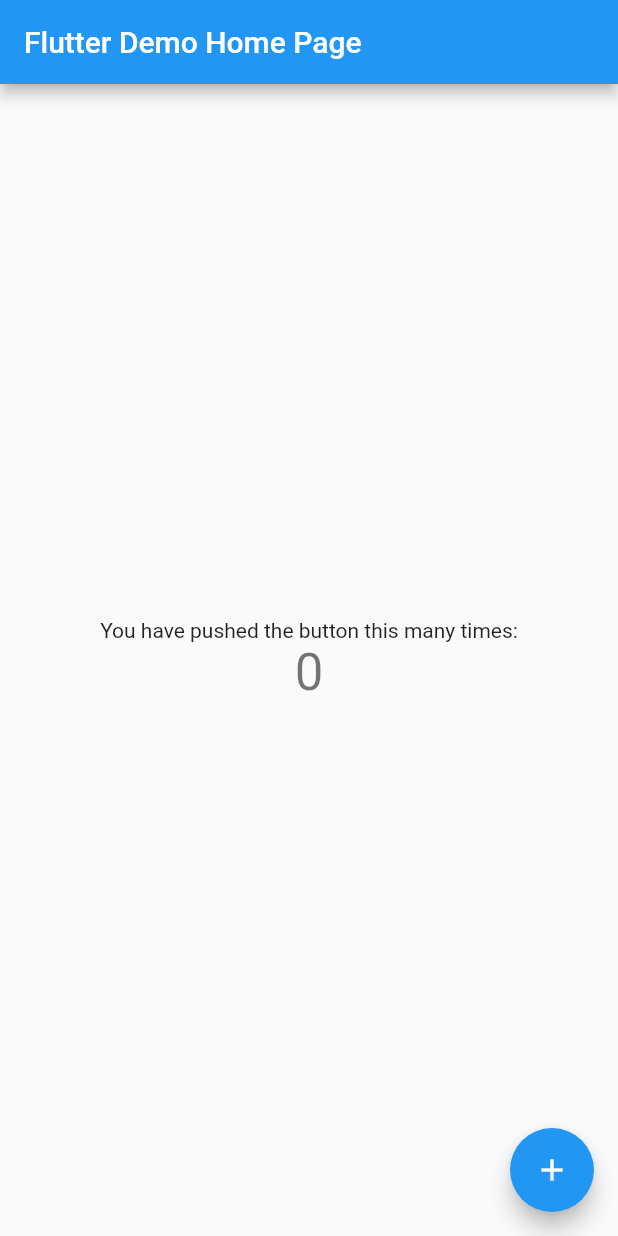
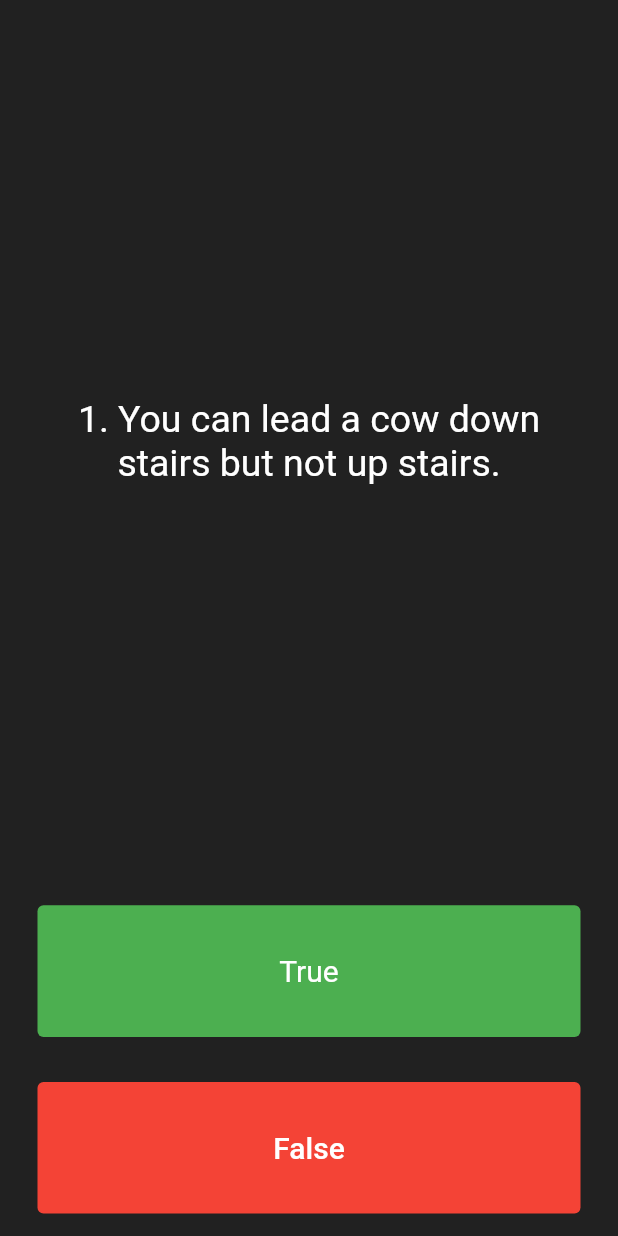
Before and after one commit to IrinaSemGB/quizzler-flutter, a Flutter app: the screen it shows after launch, on a phone screen of 412 x 824 dp. Run offline on Flutter 3.47's test engine with Material 2 defaults, Android fonts, the phone set to English and light mode, and no system bars; our stand-ins replace rflutter_alert.

Commit message:
Created quiz app

```diff
--- a/lib/main.dart
+++ b/lib/main.dart
@@ -1,113 +1,141 @@
 import 'package:flutter/material.dart';
+import 'package:rflutter_alert/rflutter_alert.dart';
+import 'quiz_brain.dart';
 
-void main() {
-  runApp(MyApp());
-}
+QuizBrain quizBrain = QuizBrain();
 
-class MyApp extends StatelessWidget {
-  // This widget is the root of your application.
+void main() => runApp(Quizzler());
+
+class Quizzler extends StatelessWidget {
   @override
   Widget build(BuildContext context) {
     return MaterialApp(
-      title: 'Flutter Demo',
-      theme: ThemeData(
-        // This is the theme of your application.
-        //
-        // Try running your application with "flutter run". You'll see the
-        // application has a blue toolbar. Then, without quitting the app, try
-        // changing the primarySwatch below to Colors.green and then invoke
-        // "hot reload" (press "r" in the console where you ran "flutter run",
-        // or simply save your changes to "hot reload" in a Flutter IDE).
-        // Notice that the counter didn't reset back to zero; the application
-        // is not restarted.
-        primarySwatch: Colors.blue,
+      home: Scaffold(
+        backgroundColor: Colors.grey.shade900,
+        body: SafeArea(
+          child: Padding(
+            padding: EdgeInsets.symmetric(horizontal: 10.0),
+            child: QuizPage(),
+          ),
+        ),
       ),
-      home: MyHomePage(title: 'Flutter Demo Home Page'),
     );
   }
 }
 
-class MyHomePage extends StatefulWidget {
-  MyHomePage({Key? key, required this.title}) : super(key: key);
-
-  // This widget is the home page of your application. It is stateful, meaning
-  // that it has a State object (defined below) that contains fields that affect
-  // how it looks.
-
-  // This class is the configuration for the state. It holds the values (in this
-  // case the title) provided by the parent (in this case the App widget) and
-  // used by the build method of the State. Fields in a Widget subclass are
-  // always marked "final".
-
-  final String title;
-
+class QuizPage extends StatefulWidget {
   @override
-  _MyHomePageState createState() => _MyHomePageState();
+  _QuizPageState createState() => _QuizPageState();
 }
 
-class _MyHomePageState extends State<MyHomePage> {
-  int _counter = 0;
+class _QuizPageState extends State<QuizPage> {
 
-  void _incrementCounter() {
+  List<Icon> scoreKeeper = [];
+
+  void checkAnswer(bool userPickedAnswer) {
+
     setState(() {
-      // This call to setState tells the Flutter framework that something has
-      // changed in this State, which causes it to rerun the build method below
-      // so that the display can reflect the updated values. If we changed
-      // _counter without calling setState(), then the build method would not be
-      // called again, and so nothing would appear to happen.
-      _counter++;
+      bool isFinished = quizBrain.isFinished();
+      if (isFinished) {
+        Alert(
+          context: context,
+          type: AlertType.none,
+          title: "The end",
+          desc: "Congratulations! You have passed the quiz",
+          buttons: [
+            DialogButton(
+              child: Text(
+                "OK",
+                style: TextStyle(color: Colors.white, fontSize: 20),
+              ),
+              onPressed: () => Navigator.pop(context),
+              color: Color.fromRGBO(0, 179, 134, 1.0),
+              radius: BorderRadius.circular(6.0),
+            ),
+          ],
+        ).show();
+        scoreKeeper = [];
+        quizBrain.reset();
+      } else {
+        bool correctAnswer = quizBrain.getQuestionAnswer();
+        if (correctAnswer == userPickedAnswer) {
+          scoreKeeper.add(Icon(
+            Icons.check,
+            color: Colors.green,
+          ));
+        } else {
+          scoreKeeper.add(Icon(
+            Icons.close,
+            color: Colors.red,
+          ));
+        }
+        quizBrain.nextQuestionNumber();
+      }
     });
   }
 
   @override
   Widget build(BuildContext context) {
-    // This method is rerun every time setState is called, for instance as done
-    // by the _incrementCounter method above.
-    //
-    // The Flutter framework has been optimized to make rerunning build methods
-    // fast, so that you can just rebuild anything that needs updating rather
-    // than having to individually change instances of widgets.
-    return Scaffold(
-      appBar: AppBar(
-        // Here we take the value from the MyHomePage object that was created by
-        // the App.build method, and use it to set our appbar title.
-        title: Text(widget.title),
-      ),
-      body: Center(
-        // Center is a layout widget. It takes a single child and positions it
-        // in the middle of the parent.
-        child: Column(
-          // Column is also a layout widget. It takes a list of children and
-          // arranges them vertically. By default, it sizes itself to fit its
-          // children horizontally, and tries to be as tall as its parent.
-          //
-          // Invoke "debug painting" (press "p" in the console, choose the
-          // "Toggle Debug Paint" action from the Flutter Inspector in Android
-          // Studio, or the "Toggle Debug Paint" command in Visual Studio Code)
-          // to see the wireframe for each widget.
-          //
-          // Column has various properties to control how it sizes itself and
-          // how it positions its children. Here we use mainAxisAlignment to
-          // center the children vertically; the main axis here is the vertical
-          // axis because Columns are vertical (the cross axis would be
-          // horizontal).
-          mainAxisAlignment: MainAxisAlignment.center,
-          children: <Widget>[
-            Text(
-              'You have pushed the button this many times:',
+    return Column(
+      mainAxisAlignment: MainAxisAlignment.spaceBetween,
+      crossAxisAlignment: CrossAxisAlignment.stretch,
+      children: <Widget>[
+        Expanded(
+          flex: 5,
+          child: Padding(
+            padding: EdgeInsets.all(10.0),
+            child: Center(
+              child: Text(
+                quizBrain.getQuestionText(),
+                textAlign: TextAlign.center,
+                style: TextStyle(
+                  fontSize: 25.0,
+                  color: Colors.white,
+                ),
+              ),
             ),
-            Text(
-              '$_counter',
-              style: Theme.of(context).textTheme.headline4,
+          ),
+        ),
+        Expanded(
+          child: Padding(
+            padding: EdgeInsets.all(15.0),
+            child: TextButton(
+              style: TextButton.styleFrom(backgroundColor: Colors.green, textStyle: TextStyle(color: Colors.white)),
+              child: Text(
+                'True',
+                style: TextStyle(
+                  color: Colors.white,
+                  fontSize: 20.0,
+                ),
+              ),
+              onPressed: () {
+                checkAnswer(true);
+              },
             ),
-          ],
+          ),
         ),
-      ),
-      floatingActionButton: FloatingActionButton(
-        onPressed: _incrementCounter,
-        tooltip: 'Increment',
-        child: Icon(Icons.add),
-      ), // This trailing comma makes auto-formatting nicer for build methods.
+        Expanded(
+          child: Padding(
+            padding: EdgeInsets.all(15.0),
+            child: TextButton(
+              style: TextButton.styleFrom(backgroundColor: Colors.red),
+              child: Text(
+                'False',
+                style: TextStyle(
+                  fontSize: 20.0,
+                  color: Colors.white,
+                ),
+              ),
+              onPressed: () {
+                checkAnswer(false);
+              },
+            ),
+          ),
+        ),
+        Row(
+          children: scoreKeeper,
+        ),
+      ],
     );
   }
 }
--- /dev/null
+++ b/lib/question.dart
@@ -0,0 +1,7 @@
+class Question {
+
+  String questionText = '';
+  bool questionAnswer = true;
+
+  Question(this.questionText, this.questionAnswer);
+}
--- /dev/null
+++ b/lib/quiz_brain.dart
@@ -0,0 +1,44 @@
+import 'question.dart';
+
+class QuizBrain {
+
+  int _questionNumber = 0;
+
+  List<Question> _questionsBank = [
+    Question('1. You can lead a cow down stairs but not up stairs.', false),
+    Question('2. Approximately one quarter of human bones are in the feet.', true),
+    Question('3. A slug\'s blood is green.', true),
+    Question('4. Buzz Aldrin\'s mother\'s maiden name was \"Moon\".', true),
+    Question('5. It is illegal to pee in the Ocean in Portugal.', true),
+    Question(
+        '6. No piece of square dry paper can be folded in half more than 7 times.',
+        false),
+    Question(
+        '7. In London, UK, if you happen to die in the House of Parliament, you are technically entitled to a state funeral, because the building is considered too sacred a place.',
+        true),
+    Question(
+        '8. The loudest sound produced by any animal is 188 decibels. That animal is the African Elephant.',
+        false),
+    Question(
+        '9. The total surface area of two human lungs is approximately 70 square metres.',
+        true),
+    Question('10. Google was originally called \"Backrub\".', true),
+    Question(
+        '11. Chocolate affects a dog\'s heart and nervous system; a few ounces are enough to kill a small dog.',
+        true),
+    Question(
+        '12. In West Virginia, USA, if you accidentally hit an animal with your car, you are free to take it home to eat.',
+        true),
+  ];
+
+  void nextQuestionNumber() {
+    if (_questionNumber < _questionsBank.length - 1) {
+      _questionNumber++;
+    }
+  }
+  bool isFinished() => _questionNumber >= _questionsBank.length - 1;
+  void reset() => _questionNumber = 0;
+
+  String getQuestionText() => _questionsBank[_questionNumber].questionText;
+  bool getQuestionAnswer() => _questionsBank[_questionNumber].questionAnswer;
+}
--- a/pubspec.yaml
+++ b/pubspec.yaml
@@ -24,10 +24,8 @@ dependencies:
   flutter:
     sdk: flutter
 
-
-  # The following adds the Cupertino Icons font to your application.
-  # Use with the CupertinoIcons class for iOS style icons.
   cupertino_icons: ^1.0.2
+  rflutter_alert: ^2.0.2
 
 dev_dependencies:
   flutter_test:
```
Also changed, not shown: pubspec.lock, 1 other file.
